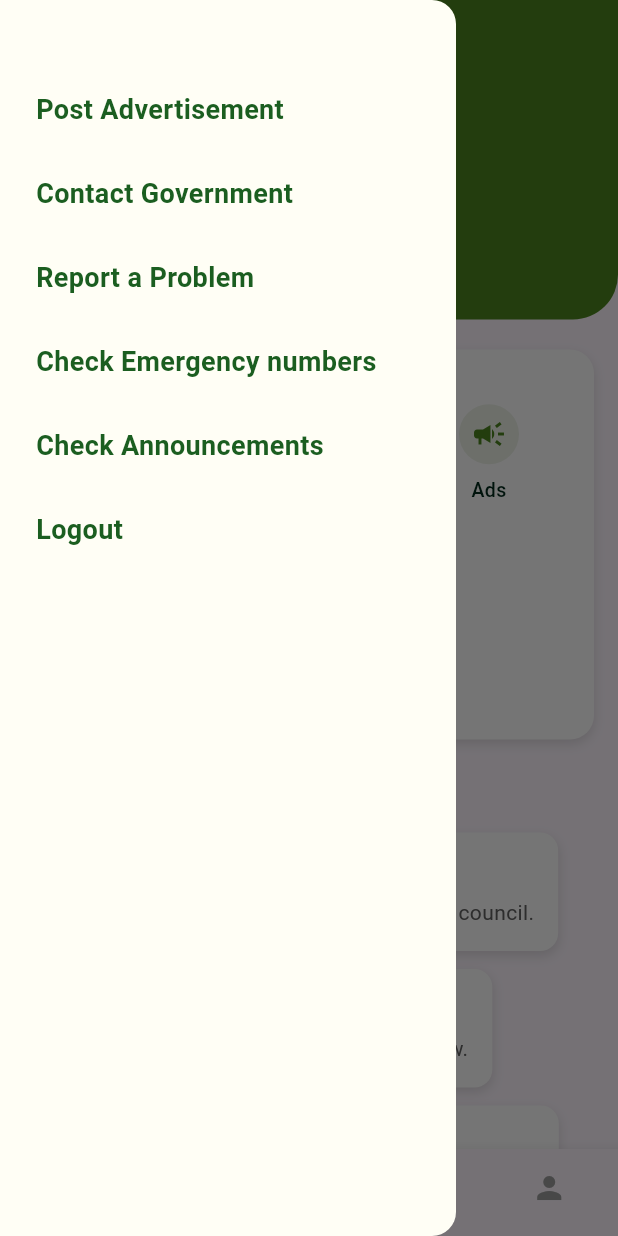
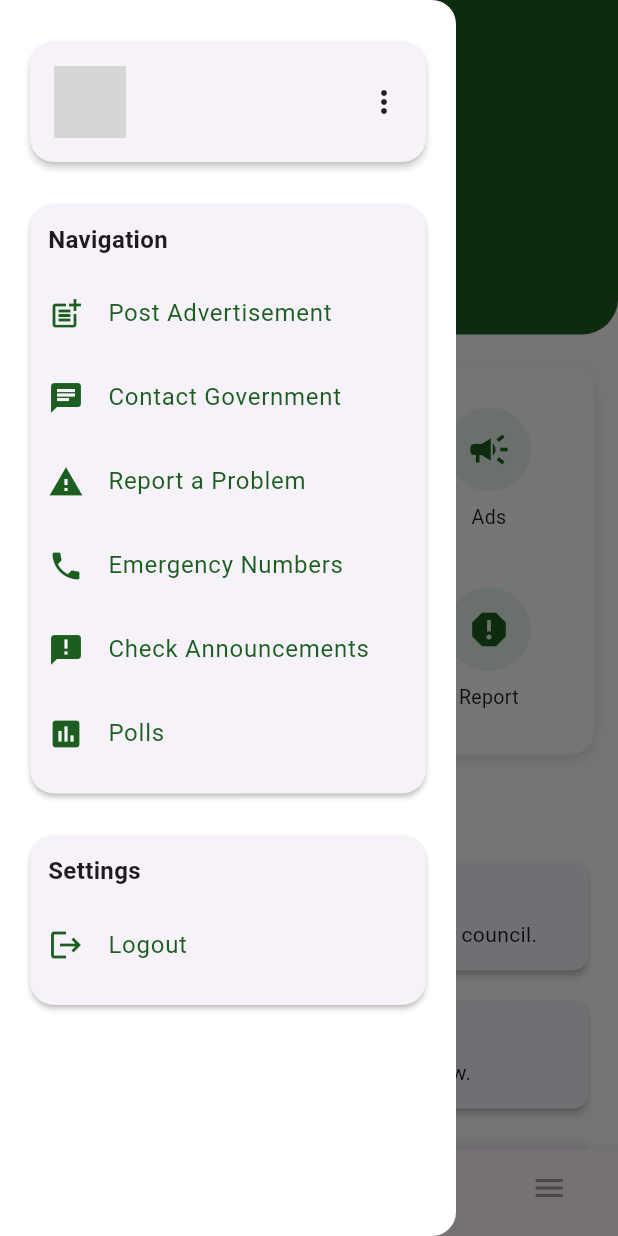
Before and after one commit to farahh212/Nashra-App, a Flutter app: the HomeScreen screen opened by its route, with the side drawer open, on a phone screen of 412 x 824 dp. Run offline on Flutter 3.47's test engine with Material 3 defaults, Android fonts, the phone set to English and light mode, and no system bars; our stand-ins replace cloud_firestore, firebase_auth, firebase_core, firebase_database, firebase_messaging, fl_chart and 3 more; missing offline and left inert: firebase_app_check, syncfusion_flutter_pdfviewer; accounts and stored records are empty; generated files the repository leaves out were written again; network calls fail; grey boxes are pictures that could not be loaded.

Commit message:
updated ui(sidebars+govhome)

```diff
--- a/lib/Sidebars/CitizenSidebar.dart
+++ b/lib/Sidebars/CitizenSidebar.dart
@@ -1,7 +1,7 @@
 import 'package:flutter/material.dart';
 import 'package:provider/provider.dart';
 import '../screens/emergency_screen.dart';
-import '../providers/authProvider.dart' as my_auth; // Import your AuthProvider
+import '../providers/authProvider.dart' as my_auth;
 
 class CitizenSidebar extends StatelessWidget {
   const CitizenSidebar({super.key});
@@ -9,58 +9,81 @@ class CitizenSidebar extends StatelessWidget {
   @override
   Widget build(BuildContext context) {
     return Drawer(
-      backgroundColor: const Color(0xFFFFFEF5),
+      backgroundColor: const Color.fromARGB(255, 255, 255, 255),
+      child: SafeArea(
+        child: Padding(
+          padding: const EdgeInsets.symmetric(horizontal: 16.0, vertical: 24),
+          child: ListView(
+            children: [
+              const _UserProfileCard(),
+              const SizedBox(height: 20),
+              _DrawerSection(
+                title: "Navigation",
+                items: [
+                  _DrawerItem(icon: Icons.post_add, title: "Post Advertisement", onTap: () {
+                    Navigator.pushNamed(context, '/advertisement');
+                  }),
+                  _DrawerItem(icon: Icons.chat, title: "Contact Government", onTap: () {
+                    // Your logic
+                  }),
+                  _DrawerItem(icon: Icons.report_problem, title: "Report a Problem", onTap: () {
+                    // Your logic
+                  }),
+                  _DrawerItem(icon: Icons.local_phone, title: "Emergency Numbers", onTap: () {
+                    Navigator.push(context, MaterialPageRoute(builder: (_) => const EmergencyNumbersScreen()));
+                  }),
+                  _DrawerItem(icon: Icons.announcement, title: "Check Announcements", onTap: () {
+                    Navigator.pushNamed(context, '/announcements');
+                  }),
+                   _DrawerItem(icon: Icons.poll, title: "Polls", onTap: () {
+                    Navigator.pushNamed(context, '/polls');
+                  }),
+                ],
+              ),
+              const SizedBox(height: 20),
+              _DrawerSection(
+                title: "Settings",
+                items: [
+                  _DrawerItem(icon: Icons.logout, title: "Logout", onTap: () async {
+                    await Provider.of<my_auth.AuthProvider>(context, listen: false).logout();
+                    Navigator.pushReplacementNamed(context, '/login');
+                  }),
+                ],
+              ),
+            ],
+          ),
+        ),
+      ),
+    );
+  }
+}
+
+class _UserProfileCard extends StatelessWidget {
+  const _UserProfileCard();
+
+  @override
+  Widget build(BuildContext context) {
+    return Card(
+      elevation: 2,
+      shape: RoundedRectangleBorder(borderRadius: BorderRadius.circular(16)),
       child: Padding(
-        padding: const EdgeInsets.symmetric(horizontal: 24.0, vertical: 60),
-        child: Column(
-          crossAxisAlignment: CrossAxisAlignment.start,
-          children: [
-            DrawerItem(
-              title: "Post Advertisement",
-              onTap: () {
-                Navigator.pushNamed(context, '/advertisement');
-              },
+        padding: const EdgeInsets.all(16.0),
+        child: Row(
+          children: const [
+            CircleAvatar(
+              radius: 24,
+              backgroundImage: AssetImage('assets/images/profile_placeholder.png'), // change to your asset
             ),
-            const SizedBox(height: 30),
-            DrawerItem(
-              title: "Contact Government",
-              onTap: () {
-                // Navigate to Contact Government page
-              },
+            SizedBox(width: 12),
+            Expanded(
+              child: Column(
+                crossAxisAlignment: CrossAxisAlignment.start,
+                children: [
+
+                ],
+              ),
             ),
-            const SizedBox(height: 30),
-            DrawerItem(
-              title: "Report a Problem",
-              onTap: () {
-                // Navigate to Report a Problem page
-              },
-            ),
-            const SizedBox(height: 30),
-            DrawerItem(
-              title: "Check Emergency numbers",
-              onTap: () {
-                Navigator.push(
-                  context,
-                  MaterialPageRoute(builder: (context) => const EmergencyNumbersScreen()),
-                );
-              },
-            ),
-            const SizedBox(height: 30),
-             DrawerItem(
-              title: "Check Announcements",
-              onTap: () {
-                Navigator.pushNamed(context, '/announcements');
-                // Navigate to Contact Government page
-              },
-            ),
-            const SizedBox(height: 30),
-            DrawerItem(
-              title: "Logout",
-              onTap: () async {
-                await Provider.of<my_auth.AuthProvider>(context, listen: false).logout();
-                Navigator.pushReplacementNamed(context, '/login');
-              },
-            ),
+            Icon(Icons.more_vert)
           ],
         ),
       ),
@@ -68,31 +91,54 @@ class CitizenSidebar extends StatelessWidget {
   }
 }
 
-class DrawerItem extends StatelessWidget {
+class _DrawerSection extends StatelessWidget {
   final String title;
-  final VoidCallback onTap;
+  final List<Widget> items;
 
-  const DrawerItem({
-    required this.title,
-    required this.onTap,
-    super.key,
-  });
+  const _DrawerSection({required this.title, required this.items});
 
   @override
   Widget build(BuildContext context) {
-    return GestureDetector(
-      onTap: () {
-        Navigator.pop(context); // Close drawer
-        onTap();
-      },
-      child: Text(
-        title,
-        style: TextStyle(
-          fontSize: 18,
-          fontWeight: FontWeight.bold,
-          color: Colors.green[900],
+    return Card(
+      elevation: 1.5,
+      shape: RoundedRectangleBorder(borderRadius: BorderRadius.circular(16)),
+      child: Padding(
+        padding: const EdgeInsets.all(12.0),
+        child: Column(
+          crossAxisAlignment: CrossAxisAlignment.start,
+          children: [
+            Text(title,
+                style: const TextStyle(fontWeight: FontWeight.bold, fontSize: 16)),
+            const SizedBox(height: 10),
+            ...items
+          ],
         ),
       ),
     );
   }
 }
+
+class _DrawerItem extends StatelessWidget {
+  final IconData icon;
+  final String title;
+  final VoidCallback onTap;
+
+  const _DrawerItem({
+    required this.icon,
+    required this.title,
+    required this.onTap,
+  });
+
+  @override
+  Widget build(BuildContext context) {
+    return ListTile(
+      contentPadding: EdgeInsets.zero,
+      leading: Icon(icon, color: Colors.green[900]),
+      title: Text(title, style: TextStyle(fontSize: 16, color: Colors.green[900])),
+      onTap: () {
+        Navigator.pop(context);
+        onTap();
+      },
+    );
+  }
+}
--- a/lib/screens/home.dart
+++ b/lib/screens/home.dart
@@ -3,73 +3,69 @@ import 'package:provider/provider.dart';
 import '../Sidebars/CitizenSidebar.dart';
 import '../Sidebars/govSidebar.dart';
 import '../utils/theme.dart';
-import '../utils/constants.dart';
 import '../providers/authProvider.dart' as my_auth;
-import '../screens/announcementCitizens/announcements.dart';
 
 class HomeScreen extends StatelessWidget {
   const HomeScreen({Key? key}) : super(key: key);
 
   @override
   Widget build(BuildContext context) {
-    final size = MediaQuery.of(context).size;
     final authProvider = Provider.of<my_auth.AuthProvider>(context);
     final isAdmin = authProvider.isAdmin;
 
+    final green = const Color(0xFF1B5E20);
+
     return Scaffold(
+      backgroundColor: const Color.fromARGB(255, 254, 254, 254),
       drawer: isAdmin ? const GovSidebar() : const CitizenSidebar(),
       appBar: AppBar(
-        backgroundColor: AppTheme.primaryColor,
+        backgroundColor: green,
         elevation: 0,
-        title: Text(
+        title: const Text(
           'Welcome to Nashra',
-          style: TextStyle(
-            color: Colors.white,
-            fontWeight: FontWeight.bold,
-            fontSize: 20,
+          style: TextStyle(color: Colors.white),
+        ),
+        iconTheme: const IconThemeData(color: Colors.white),
+      ),
+      body: ListView(
+        children: [
+          // Header
+          Container(
+            decoration: BoxDecoration(
+              color: green,
+              borderRadius: const BorderRadius.only(
+                bottomLeft: Radius.circular(24),
+                bottomRight: Radius.circular(24),
               ),
             ),
-      ),
-      body: SingleChildScrollView(
+            padding: const EdgeInsets.all(20),
             child: Column(
               crossAxisAlignment: CrossAxisAlignment.start,
               children: [
-            Container(
-              padding: const EdgeInsets.all(20),
-              decoration: BoxDecoration(
-                color: AppTheme.primaryColor,
-                borderRadius: const BorderRadius.only(
-                  bottomLeft: Radius.circular(30),
-                  bottomRight: Radius.circular(30),
+                const CircleAvatar(
+                  radius: 28,
+                  backgroundColor: Colors.white,
+                  child: Icon(Icons.person, color: Color(0xFF1B5E20)),
                 ),
+                const SizedBox(height: 16),
+                Text(
+                  isAdmin ? 'Hi, Admin' : 'Hi, User',
+                  style: const TextStyle(color: Colors.white, fontSize: 22, fontWeight: FontWeight.bold),
                 ),
-              width: double.infinity,
-              child: Column(
-                crossAxisAlignment: CrossAxisAlignment.start,
-                children: [
-                  CircleAvatar(
-                    radius: 24,
-                    backgroundColor: Colors.white,
-                    child: Icon(Icons.person, color: AppTheme.primaryColor),
-                  ),
-                  const SizedBox(height: 12),
+                const SizedBox(height: 4),
                 Text(
-                    'Hi, User',
-                    style: const TextStyle(
-                      fontSize: 22,
-                      fontWeight: FontWeight.bold,
-                      color: Colors.white,
-                    ),
-                  ),
-                  const SizedBox(height: 6),
-                  const Text(
-                    'Welcome to Nashra E-Office Services',
-                    style: TextStyle(color: Colors.white70),
+                  isAdmin
+                      ? 'Welcome to Nashra Government Services'
+                      : 'Welcome to Nashra E-Office Services',
+                  style: const TextStyle(color: Colors.white70),
                 ),
               ],
             ),
           ),
+
           const SizedBox(height: 20),
+
+          // Feature Cards
           Padding(
             padding: const EdgeInsets.symmetric(horizontal: 16),
             child: Container(
@@ -91,77 +87,67 @@ class HomeScreen extends StatelessWidget {
                 crossAxisCount: 3,
                 crossAxisSpacing: 12,
                 mainAxisSpacing: 12,
-                  children: [
+                children: isAdmin ? _adminFeatures(context) : _citizenFeatures(context),
+              ),
+            ),
+          ),
+
+          const SizedBox(height: 24),
+
+          // Highlights
+          Padding(
+            padding: const EdgeInsets.symmetric(horizontal: 16),
+            child: Text(
+              'Highlights',
+              style: TextStyle(fontSize: 18, fontWeight: FontWeight.bold, color: green),
+            ),
+          ),
+          const SizedBox(height: 12),
+          ..._buildHighlights(context, isAdmin),
+        ],
+      ),
+      bottomNavigationBar: BottomNavigationBar(
+        selectedItemColor: green,
+        unselectedItemColor: Colors.grey,
+        items: const [
+          BottomNavigationBarItem(icon: Icon(Icons.home), label: 'Home'),
+          BottomNavigationBarItem(icon: Icon(Icons.language), label: 'Language'),
+          BottomNavigationBarItem(icon: Icon(Icons.notifications), label: 'Alerts'),
+          BottomNavigationBarItem(icon: Icon(Icons.menu), label: 'More'),
+        ],
+      ),
+    );
+  }
+
+  List<Widget> _adminFeatures(BuildContext context) => [
+        _buildFeatureTile(context, Icons.phone, 'Emergency', '/emergency'),
+        _buildFeatureTile(context, Icons.announcement, 'Announcements', '/announcements'),
+        _buildFeatureTile(context, Icons.campaign, 'Ads', '/gov_advertisement'),
+        _buildFeatureTile(context, Icons.poll, 'Polls', '/polls'),
+        _buildFeatureTile(context, Icons.report, 'Reports', '/reports'),
+        _buildFeatureTile(context, Icons.analytics, 'Analytics', '/analytics'),
+      ];
+
+  List<Widget> _citizenFeatures(BuildContext context) => [
         _buildFeatureTile(context, Icons.announcement, 'Announcements', '/announcements'),
         _buildFeatureTile(context, Icons.poll, 'Polls', '/polls'),
         _buildFeatureTile(context, Icons.campaign, 'Ads', '/advertisement'),
         _buildFeatureTile(context, Icons.report_problem, 'Report Issue', '/report'),
         _buildFeatureTile(context, Icons.phone, 'Emergency', '/emergency'),
-                    // _buildFeatureTile(context, Icons.phone_in_talk, 'Hotline', '/emergency'),
-                  ],
-                ),
-              ),
-            ),
-            const SizedBox(height: 24),
-            Padding(
-              padding: const EdgeInsets.symmetric(horizontal: 16),
-              child: Column(
-                crossAxisAlignment: CrossAxisAlignment.start,
-                children: [
-                  Text(
-                    'Highlights',
-                    style: TextStyle(
-                      fontSize: 18,
-                      fontWeight: FontWeight.bold,
-                      color: AppTheme.primaryColor,
-                    ),
-                  ),
-                  const SizedBox(height: 12),
-                  _buildHighlightCard(
-                    context,
-                    title: 'New Announcement',
-                    subtitle: 'Check out the latest updates from the city council.',
-                    onTap: () => Navigator.pushNamed(context, '/announcements'),
-                  ),
-                  const SizedBox(height: 12),
-                  _buildHighlightCard(
-                    context,
-                    title: 'Ongoing Poll',
-                    subtitle: 'Your feedback matters! Cast your vote now.',
-                    onTap: () => Navigator.pushNamed(context, '/polls'),
-                  ),
-                  const SizedBox(height: 12),
-                  _buildHighlightCard(
-                    context,
-                    title: 'Featured Ad',
-                    subtitle: 'Don’t miss our latest government announcements.',
-                    onTap: () => Navigator.pushNamed(context, '/advertisement'),
-                  ),
-                  const SizedBox(height: 12),
-                  _buildHighlightCard(
-                    context,
-                    title: 'Emergency Info',
-                    subtitle: 'Access contacts and services for urgent help.',
-                    onTap: () => Navigator.pushNamed(context, '/emergency'),
-                  ),
-                ],
-              ),
-            ),
-          ],
-        ),
-      ),
-      bottomNavigationBar: BottomNavigationBar(
-        selectedItemColor: AppTheme.primaryColor,
-        unselectedItemColor: Colors.grey,
-        items: const [
-          BottomNavigationBarItem(icon: Icon(Icons.home), label: 'Home'),
-          BottomNavigationBarItem(icon: Icon(Icons.language), label: 'language'),
-          BottomNavigationBarItem(icon: Icon(Icons.notifications_outlined), label: 'notofications'),
-          BottomNavigationBarItem(icon: Icon(Icons.person), label: 'Profile'),
-        ],
-      ),
-    );
-  }
+        _buildFeatureTile(context, Icons.report, 'Report', '/report'),
+      ];
+
+  List<Widget> _buildHighlights(BuildContext context, bool isAdmin) => isAdmin
+      ? [
+          _buildHighlightCard(title: "System Alert", subtitle: "Check latest emergency updates."),
+          _buildHighlightCard(title: "New Report Filed", subtitle: "View the latest citizen reports."),
+        ]
+      : [
+          _buildHighlightCard(title: 'New Announcement', subtitle: 'Check out the latest updates from the city council.', onTap: () => Navigator.pushNamed(context, '/announcements')),
+          _buildHighlightCard(title: 'Ongoing Poll', subtitle: 'Your feedback matters! Cast your vote now.', onTap: () => Navigator.pushNamed(context, '/polls')),
+          _buildHighlightCard(title: 'Featured Ad', subtitle: 'Don’t miss our latest government announcements.', onTap: () => Navigator.pushNamed(context, '/advertisement')),
+          _buildHighlightCard(title: 'Emergency Info', subtitle: 'Access contacts and services for urgent help.', onTap: () => Navigator.pushNamed(context, '/emergency')),
+        ];
 
   Widget _buildFeatureTile(BuildContext context, IconData icon, String label, String route) {
     return GestureDetector(
@@ -170,43 +156,40 @@ class HomeScreen extends StatelessWidget {
         mainAxisAlignment: MainAxisAlignment.center,
         children: [
           CircleAvatar(
-            backgroundColor: AppTheme.primaryColor.withOpacity(0.1),
-            child: Icon(icon, color: AppTheme.primaryColor),
+            radius: 28,
+            backgroundColor: const Color(0xFFE8F5E9),
+            child: Icon(icon, size: 30, color: const Color(0xFF1B5E20)),
           ),
           const SizedBox(height: 8),
           Text(
             label,
             textAlign: TextAlign.center,
-            style: TextStyle(fontSize: 13, fontWeight: FontWeight.w500, color: AppTheme.textPrimaryColor),
+            style: const TextStyle(fontSize: 13),
           ),
         ],
       ),
     );
   }
 
-  Widget _buildHighlightCard(BuildContext context, {required String title, required String subtitle, required VoidCallback onTap}) {
-    return GestureDetector(
+  Widget _buildHighlightCard({required String title, required String subtitle, VoidCallback? onTap}) {
+    return Padding(
+      padding: const EdgeInsets.symmetric(horizontal: 16.0, vertical: 6),
+      child: GestureDetector(
         onTap: onTap,
-      child: Container(
-        padding: const EdgeInsets.all(16),
-        decoration: BoxDecoration(
-          color: Colors.white,
-          borderRadius: BorderRadius.circular(12),
-          boxShadow: [
-            BoxShadow(
-              color: Colors.black12,
-              blurRadius: 6,
-              offset: Offset(0, 3),
-            ),
-          ],
-        ),
+        child: Card(
+          shape: RoundedRectangleBorder(borderRadius: BorderRadius.circular(10)),
+          elevation: 2,
+          child: Padding(
+            padding: const EdgeInsets.all(14.0),
             child: Column(
               crossAxisAlignment: CrossAxisAlignment.start,
               children: [
-            Text(title, style: TextStyle(fontSize: 16, fontWeight: FontWeight.bold, color: AppTheme.primaryColor)),
+                Text(title, style: const TextStyle(fontWeight: FontWeight.bold, color: Color(0xFF1B5E20))),
                 const SizedBox(height: 4),
-            Text(subtitle, style: TextStyle(color: Colors.grey[700])),
+                Text(subtitle),
               ],
+            ),
+          ),
         ),
       ),
     );
```
Also changed, not shown: lib/Sidebars/govSidebar.dart (+111 -34 lines), pubspec.lock, 5 other files. Lines whose indentation alone changed are shown as unchanged.
